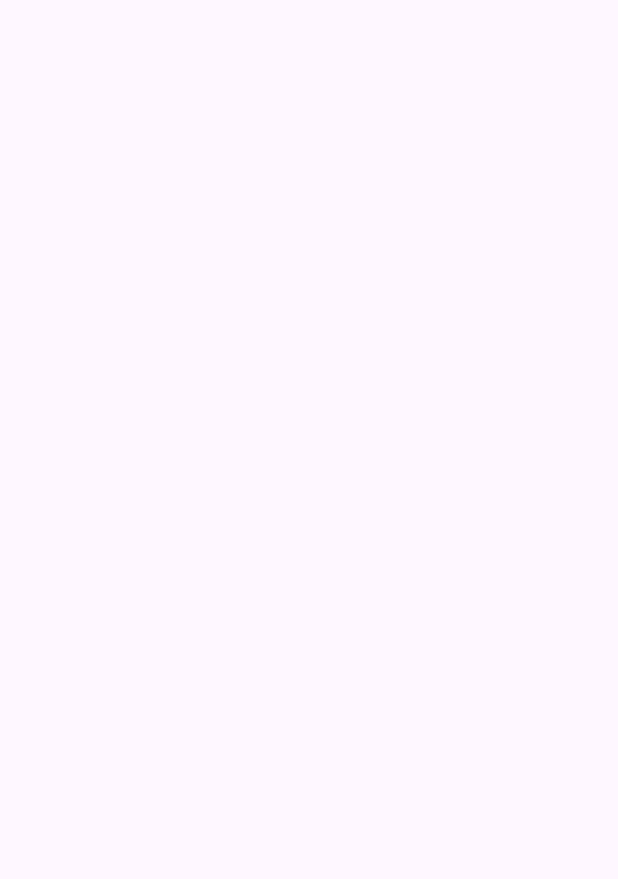
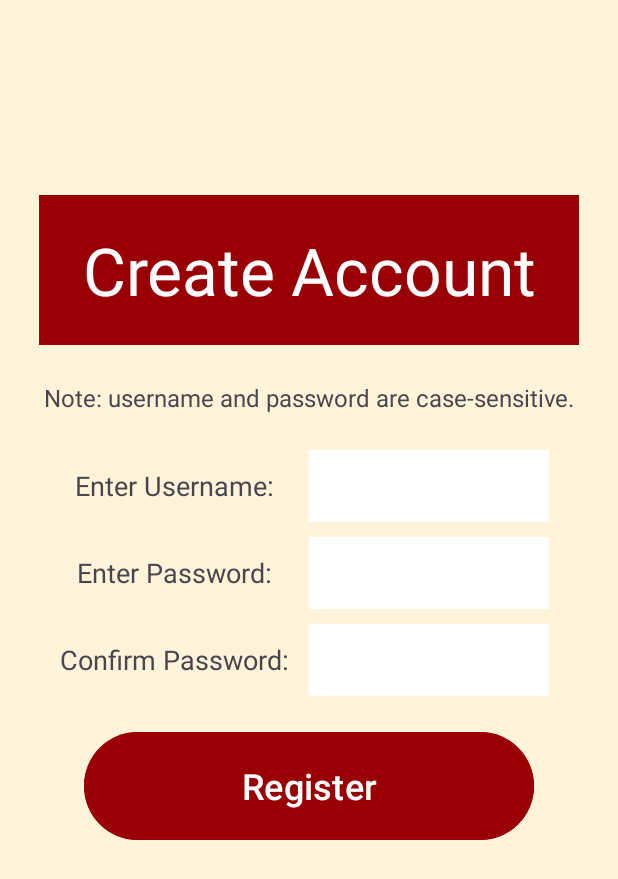
Before and after one commit to sydneystalker/BookLog, an Android app: the CreateUserActivity screen opened directly, with no data from a screen before it, on a phone screen of 412 x 824 dp. Before the commit the part shown is empty. Shown: the top 879 px of the screen. Run offline under Robolectric (Android 15) with nearby library versions, the light colour scheme and no system bars.

Commit message:
Created Layout for CreateUserActivity: + 5 TextViews, 3 EditTexts, and 1 button + adjusted backgrounds to match theme of LoginPageActivity + added note to user that their desired username and password will be case sensitive.

```diff
--- a/app/src/main/java/com/cst338/booklog/CreateUserActivity.java
+++ b/app/src/main/java/com/cst338/booklog/CreateUserActivity.java
@@ -22,6 +22,8 @@ public class CreateUserActivity extends AppCompatActivity {
         setContentView(binding.getRoot());
     }
 
+
+
     static Intent createUserActivityIntentFactory(Context context) {
        return new Intent(context, CreateUserActivity.class);
     }
--- a/app/src/main/res/layout/activity_create_user.xml
+++ b/app/src/main/res/layout/activity_create_user.xml
@@ -5,6 +5,134 @@
     android:id="@+id/main"
     android:layout_width="match_parent"
     android:layout_height="match_parent"
+    android:background="@color/background"
     tools:context=".CreateUserActivity">
 
+    <TextView
+        android:id="@+id/pageHeaderTV"
+        android:layout_width="360dp"
+        android:layout_height="100dp"
+        android:layout_marginBottom="10dp"
+        android:gravity="center"
+        android:text="@string/create_account"
+        android:textSize="44sp"
+        android:textColor="@color/white"
+        android:background="@color/red"
+        tools:textAlignment="center"
+        app:layout_constraintStart_toStartOf="parent"
+        app:layout_constraintEnd_toEndOf="parent"
+        app:layout_constraintBottom_toTopOf="@id/pageNoticeTV" />
+
+    <TextView
+        android:id="@+id/pageNoticeTV"
+        android:layout_width="match_parent"
+        android:layout_height="50dp"
+        android:layout_marginBottom="10dp"
+        android:gravity="center"
+        android:text="@string/case_sensitive_notice"
+        android:textSize="16sp"
+        tools:textAlignment="center"
+        app:layout_constraintBottom_toTopOf="@id/enterUsernameTV" />
+
+    <TextView
+        android:id="@+id/enterUsernameTV"
+        android:layout_width="160dp"
+        android:layout_height="48dp"
+        android:layout_marginEnd="10dp"
+        android:gravity="center"
+        android:labelFor="@+id/enterPasswordET"
+        android:text="@string/enter_username"
+        android:textSize="18sp"
+        app:layout_constraintEnd_toStartOf="@+id/enterUsernameET"
+        app:layout_constraintTop_toTopOf="@id/enterUsernameET"
+        tools:textAlignment="textEnd" />
+
+    <EditText
+        android:id="@+id/enterUsernameET"
+        android:layout_width="160dp"
+        android:layout_height="48dp"
+        android:layout_marginStart="160dp"
+        android:layout_marginBottom="176dp"
+        android:textSize="20sp"
+        android:gravity="center"
+        tools:textAlignment="center"
+        android:background="@color/white"
+        android:inputType="text"
+        app:layout_constraintStart_toStartOf="parent"
+        app:layout_constraintEnd_toEndOf="parent"
+        app:layout_constraintTop_toTopOf="parent"
+        app:layout_constraintBottom_toBottomOf="parent"/>
+
+    <TextView
+        android:id="@+id/enterPasswordTV"
+        android:layout_width="160dp"
+        android:layout_height="48dp"
+        android:layout_marginEnd="10dp"
+        android:layout_marginTop="10dp"
+        android:gravity="center"
+        android:labelFor="@+id/enterPasswordET"
+        android:text="@string/enter_password"
+        android:textSize="18sp"
+        app:layout_constraintEnd_toStartOf="@+id/enterPasswordET"
+        app:layout_constraintTop_toBottomOf="@id/enterUsernameTV"
+        tools:textAlignment="textEnd" />
+
+    <EditText
+        android:id="@+id/enterPasswordET"
+        android:layout_width="160dp"
+        android:layout_height="48dp"
+        android:layout_marginStart="160dp"
+        android:layout_marginTop="10dp"
+        android:autofillHints="password"
+        android:textSize="20sp"
+        android:gravity="center"
+        tools:textAlignment="center"
+        android:background="@color/white"
+        android:inputType="textPassword"
+        app:layout_constraintStart_toStartOf="parent"
+        app:layout_constraintEnd_toEndOf="parent"
+        app:layout_constraintTop_toBottomOf="@id/enterUsernameET" />
+
+    <TextView
+        android:id="@+id/confirmPasswordTV"
+        android:layout_width="160dp"
+        android:layout_height="48dp"
+        android:layout_marginTop="10dp"
+        android:layout_marginEnd="10dp"
+        android:gravity="center"
+        android:labelFor="@+id/confirmPasswordET"
+        android:text="@string/confirm_password"
+        android:textSize="18sp"
+        app:layout_constraintEnd_toStartOf="@+id/confirmPasswordET"
+        app:layout_constraintTop_toBottomOf="@+id/enterPasswordTV"
+        tools:textAlignment="textEnd" />
+
+    <EditText
+        android:id="@+id/confirmPasswordET"
+        android:layout_width="160dp"
+        android:layout_height="48dp"
+        android:layout_marginStart="160dp"
+        android:layout_marginTop="10dp"
+        android:gravity="center"
+        tools:textAlignment="center"
+        android:autofillHints="password"
+        android:textSize="20sp"
+        android:background="@color/white"
+        android:inputType="textPassword"
+        app:layout_constraintStart_toStartOf="parent"
+        app:layout_constraintEnd_toEndOf="parent"
+        app:layout_constraintTop_toBottomOf="@+id/enterPasswordET" />
+
+    <Button
+        android:id="@+id/registerButton"
+        android:layout_width="300dp"
+        android:layout_height="80dp"
+        android:layout_marginTop="20dp"
+        android:backgroundTint="@color/red"
+        android:text="@string/register"
+        android:textSize="24sp"
+        app:layout_constraintEnd_toEndOf="parent"
+        app:layout_constraintStart_toStartOf="parent"
+        app:layout_constraintTop_toBottomOf="@+id/confirmPasswordTV" />
+
 </androidx.constraintlayout.widget.ConstraintLayout>
--- a/app/src/main/res/values/strings.xml
+++ b/app/src/main/res/values/strings.xml
@@ -8,4 +8,9 @@
     <string name="this_is_the_app_logo">This is the app logo.</string>
     <string name="preference_file_key">BookLogPreferenceFileName</string>
     <string name="preference_userId_key">BookLogPreferenceUserIdKey</string>
+    <string name="register">Register</string>
+    <string name="confirm_password">Confirm Password:</string>
+    <string name="enter_password">Enter Password:</string>
+    <string name="enter_username">Enter Username:</string>
+    <string name="case_sensitive_notice">Note: username and password are case-sensitive.</string>
 </resources>
```
